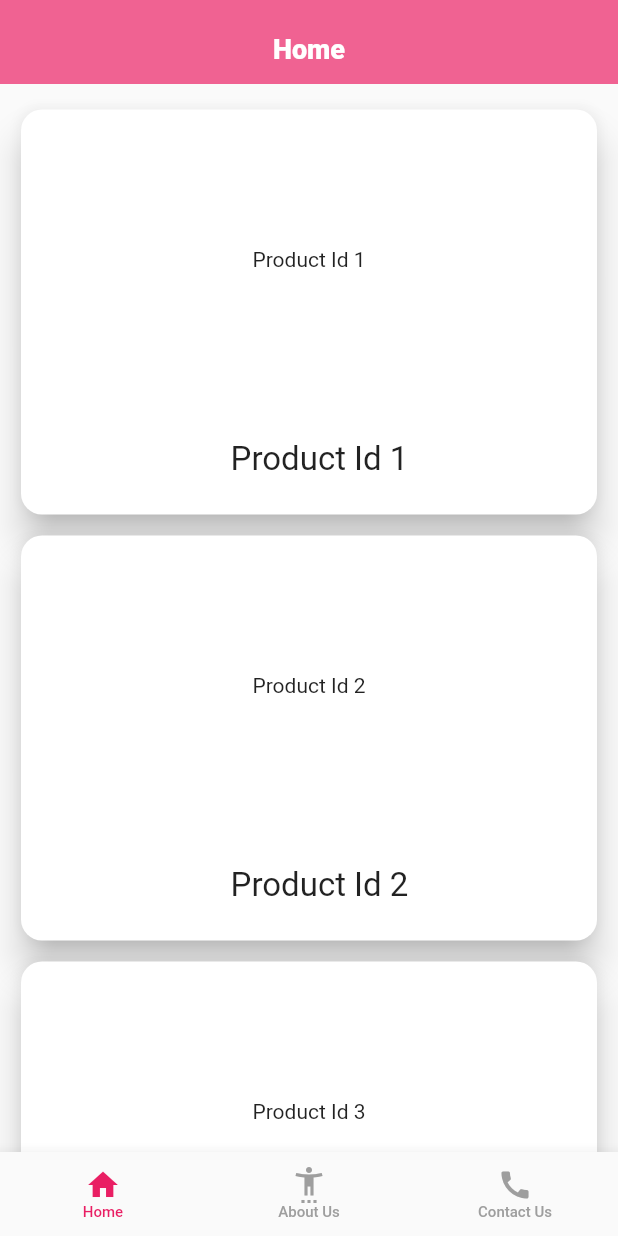
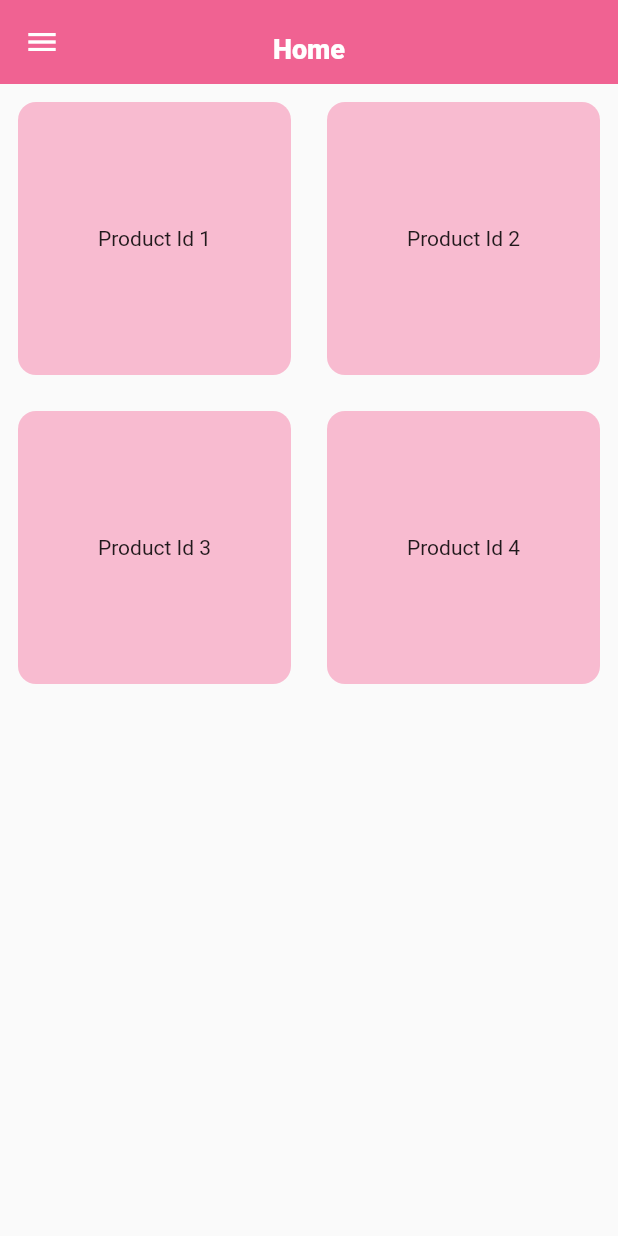
Before and after one commit to Nikil2580/Vending_Machine, a Flutter app: the screen it shows after launch, after a tap on "Sign In", on a phone screen of 412 x 824 dp. Run offline on Flutter 3.47's test engine with Material 2 defaults, Android fonts, the phone set to English and light mode, and no system bars.

```diff
--- a/lib/pages/home.dart
+++ b/lib/pages/home.dart
@@ -1,4 +1,6 @@
 import 'package:flutter/material.dart';
+import 'package:vending/pages/about_us.dart';
+import 'package:vending/pages/contact_us.dart';
 import 'package:vending/pages/products/product1.dart';
 import 'package:vending/pages/products/product2.dart';
 import 'package:vending/pages/products/product3.dart';
@@ -13,7 +15,7 @@ class Home extends StatelessWidget {
       debugShowCheckedModeBanner: false,
       home: Scaffold(
         appBar: AppBar(
-          automaticallyImplyLeading: false,
+          automaticallyImplyLeading: true,
           titleTextStyle: const TextStyle(height: 2.0),
           elevation: 0.0,
           backgroundColor: Colors.pink.shade300,
@@ -27,125 +29,207 @@ class Home extends StatelessWidget {
           ),
           centerTitle: true,
         ),
-        body: Column(
+        drawer: Drawer(
+          backgroundColor: Colors.white,
+          child: Column(
             children: [
-              const SingleChildScrollView(
-                scrollDirection: Axis.horizontal,
-                child: Scrollbar(
-                  child: Padding(
-                    padding: const EdgeInsets.symmetric(horizontal: 10.0),
+              DrawerHeader(
+                  child: Center(
+                      child: Text(
+                'Queen Warriors',
+                style: TextStyle(
+                    fontWeight: FontWeight.bold,
+                    fontSize: 22,
+                    color: Colors.pink),
+              ))),
+              GestureDetector(
+                onTap: () => Home(),
+                child: ListTile(
+                  leading: Icon(
+                    Icons.home,
+                    color: Colors.pink,
+                  ),
+                  title: Text('Home'),
                 ),
               ),
+              GestureDetector(
+                onTap: () => About(),
+                child: ListTile(
+                  leading: Icon(
+                    Icons.accessibility_new,
+                    color: Colors.pink,
                   ),
-              const SizedBox(height: 10),
-              Expanded(
-                child: ListView.builder(
-                  itemCount: entries.length,
+                  title: Text('About Us'),
+                ),
+              ),
+              GestureDetector(
+                onTap: () => Contact(),
+                child: ListTile(
+                  leading: Icon(
+                    Icons.phone,
+                    color: Colors.pink,
+                  ),
+                  title: Text('Contact Us'),
+                ),
+              ),
+              GestureDetector(
+                onTap: () => Navigator.pop(context),
+                child: ListTile(
+                  leading: Icon(
+                    Icons.logout,
+                    color: Colors.pink,
+                  ),
+                  title: Text('Log out'),
+                ),
+              ),
+            ],
+          ),
+        ),
+        body: GridView.builder(
+          itemCount: pages.length,
+          gridDelegate:
+              SliverGridDelegateWithFixedCrossAxisCount(crossAxisCount: 2),
           itemBuilder: (context, index) {
             return Padding(
-                      padding: const EdgeInsets.symmetric(
-                          horizontal: 10, vertical: 3),
-                      child: Card(
-                        elevation: 10,
-                        clipBehavior: Clip.antiAliasWithSaveLayer,
-                        shape: RoundedRectangleBorder(
-                            borderRadius: BorderRadius.circular(14)),
-                        // ignore: unnecessary_new
-                        child: new InkWell(
+              padding: const EdgeInsets.all(12.0),
+              child: ClipRRect(
+                borderRadius: BorderRadius.circular(12),
+                child: GestureDetector(
                   onTap: () {
-                            Navigator.of(context).push(
-                              MaterialPageRoute(
-                                builder: (context) => pages[index],
-                              ),
-                            );
+                    Navigator.push(context, MaterialPageRoute(
+                      builder: (context) {
+                        return pages[index];
                       },
-                          child: SizedBox(
-                              height: 270,
-                              child: Column(
-                                  mainAxisAlignment: MainAxisAlignment.start,
-                                  children: [
-                                    SizedBox(
-                                      height: 200,
-                                      child: Stack(children: [
-                                        Container(
-                                          // foregroundDecoration: BoxDecoration(
-                                          //     image: DecorationImage(
-                                          //   image: AssetImage(
-                                          //       'assets/images/${entries[index]}'),
-                                          //   fit: BoxFit.fitWidth,
-                                          // )),
+                    ));
+                  },
+                  child: Container(
+                      color: Colors.pink[100],
                       child: Center(
-                                            child: Text("${entries[index]}"),
-                                          ),
-                                        ),
-                                        Padding(
-                                          padding: const EdgeInsets.all(8.0),
-                                          /*child: Align(
-                                            alignment: Alignment.topRight,
-                                            child: Container(
-                                              height: 35,
-                                              width: 35,
-                                              decoration: const BoxDecoration(
-                                                  color: Color.fromARGB(
-                                                      95, 0, 0, 0),
-                                                  shape: BoxShape.circle),
-                                              child: Padding(
-                                                padding: const EdgeInsets.only(
-                                                    right: 10.0),
-                                                child: IconButton(
-                                                  icon: Icon(
-                                                    angerselections[index]
-                                                        ? Icons
-                                                            .favorite_border_sharp
-                                                        : Icons.favorite_sharp,
-                                                    color:
-                                                        angerselections[index]
-                                                            ? Colors.white
-                                                            : Colors.red,
-                                                    size: 20,
-                                                  ),
-                                                  onPressed: () {
-                                                    setState(() {
-                                                      angerselections[index] =
-                                                          !angerselections[
-                                                              index];
-                                                    });
-                                                  },
-                                                ),
-                                              ),
-                                            ),
-                                          ),*/
-                                        ),
-                                      ]),
-                                    ),
-                                    Center(
-                                      child: Padding(
-                                        padding: const EdgeInsets.fromLTRB(
-                                            14.0, 20, 0, 10),
-                                        child: Align(
-                                            alignment: Alignment.center,
-                                            child: Text(
-                                              product[index],
-                                              style: TextStyle(
-                                                fontSize: 22,
-                                              ),
+                        child: Text('${product[index]}'),
                       )),
-                                      ),
-                                    ),
-                                  ])),
                 ),
               ),
             );
           },
         ),
-              ),
-            ],
-          ),
+        // body: Column(
+        //   children: [
+        //     const SingleChildScrollView(
+        //       scrollDirection: Axis.horizontal,
+        //       child: Scrollbar(
+        //         child: Padding(
+        //           padding: const EdgeInsets.symmetric(horizontal: 10.0),
+        //         ),
+        //       ),
+        //     ),
+        //     const SizedBox(height: 10),
+        //     Expanded(
+        //       child: ListView.builder(
+        //         itemCount: entries.length,
+        //         itemBuilder: (context, index) {
+        //           return Padding(
+        //             padding:
+        //                 const EdgeInsets.symmetric(horizontal: 10, vertical: 3),
+        //             child: Card(
+        //               elevation: 10,
+        //               clipBehavior: Clip.antiAliasWithSaveLayer,
+        //               shape: RoundedRectangleBorder(
+        //                   borderRadius: BorderRadius.circular(14)),
+        //               // ignore: unnecessary_new
+        //               child: new InkWell(
+        //                 onTap: () {
+        //                   Navigator.of(context).push(
+        //                     MaterialPageRoute(
+        //                       builder: (context) => pages[index],
+        //                     ),
+        //                   );
+        //                 },
+        //                 child: SizedBox(
+        //                     height: 270,
+        //                     child: Column(
+        //                         mainAxisAlignment: MainAxisAlignment.start,
+        //                         children: [
+        //                           SizedBox(
+        //                             height: 200,
+        //                             child: Stack(children: [
+        //                               Container(
+        //                                 // foregroundDecoration: BoxDecoration(
+        //                                 //     image: DecorationImage(
+        //                                 //   image: AssetImage(
+        //                                 //       'assets/images/${entries[index]}'),
+        //                                 //   fit: BoxFit.fitWidth,
+        //                                 // )),
+        //                                 child: Center(
+        //                                   child: Text("${entries[index]}"),
+        //                                 ),
+        //                               ),
+        //                               Padding(
+        //                                 padding: const EdgeInsets.all(8.0),
+        //                                 /*child: Align(
+        //                                     alignment: Alignment.topRight,
+        //                                     child: Container(
+        //                                       height: 35,
+        //                                       width: 35,
+        //                                       decoration: const BoxDecoration(
+        //                                           color: Color.fromARGB(
+        //                                               95, 0, 0, 0),
+        //                                           shape: BoxShape.circle),
+        //                                       child: Padding(
+        //                                         padding: const EdgeInsets.only(
+        //                                             right: 10.0),
+        //                                         child: IconButton(
+        //                                           icon: Icon(
+        //                                             angerselections[index]
+        //                                                 ? Icons
+        //                                                     .favorite_border_sharp
+        //                                                 : Icons.favorite_sharp,
+        //                                             color:
+        //                                                 angerselections[index]
+        //                                                     ? Colors.white
+        //                                                     : Colors.red,
+        //                                             size: 20,
+        //                                           ),
+        //                                           onPressed: () {
+        //                                             setState(() {
+        //                                               angerselections[index] =
+        //                                                   !angerselections[
+        //                                                       index];
+        //                                             });
+        //                                           },
+        //                                         ),
+        //                                       ),
+        //                                     ),
+        //                                   ),*/
+        //                               ),
+        //                             ]),
+        //                           ),
+        //                           Center(
+        //                             child: Padding(
+        //                               padding: const EdgeInsets.fromLTRB(
+        //                                   14.0, 20, 0, 10),
+        //                               child: Align(
+        //                                   alignment: Alignment.center,
+        //                                   child: Text(
+        //                                     product[index],
+        //                                     style: TextStyle(
+        //                                       fontSize: 22,
+        //                                     ),
+        //                                   )),
+        //                             ),
+        //                           ),
+        //                         ])),
+        //               ),
+        //             ),
+        //           );
+        //         },
+        //       ),
+        //     ),
+        //   ],
+        // ),
       ),
     );
   }
 }
-
 
 final List<String> entries = <String>[
   'Product Id 1',
--- a/lib/pages/login_page.dart
+++ b/lib/pages/login_page.dart
@@ -1,5 +1,5 @@
 import 'package:flutter/material.dart';
-import 'package:vending/pages/root.dart';
+import 'package:vending/pages/home.dart';
 
 class Login extends StatefulWidget {
   Login({Key? key}) : super(key: key);
@@ -92,7 +92,7 @@ class _LoginState extends State<Login> {
                   onPressed: () {
                     Navigator.push(
                       context,
-                      MaterialPageRoute(builder: (context) => Root()),
+                      MaterialPageRoute(builder: (context) => Home()),
                     );
                   },
                   style: ElevatedButton.styleFrom(
--- a/lib/pages/products/product1.dart
+++ b/lib/pages/products/product1.dart
@@ -10,13 +10,11 @@ class Product1 extends StatefulWidget {
 class _Product1State extends State<Product1> {
   @override
   Widget build(BuildContext context) {
-    return MaterialApp(
-      home: Scaffold(
-        appBar: AppBar(
-          title: Text('Product 1'),
-        ),
-        body: Column(children: []),
+    return Scaffold(
+      appBar: AppBar(
+        title: Text('Product 1'),
       ),
+      body: Column(children: []),
     );
   }
 }
--- a/lib/pages/products/product2.dart
+++ b/lib/pages/products/product2.dart
@@ -10,13 +10,11 @@ class Product2 extends StatefulWidget {
 class _Product2State extends State<Product2> {
   @override
   Widget build(BuildContext context) {
-    return MaterialApp(
-      home: Scaffold(
-        appBar: AppBar(
-          title: Text('Product 2'),
-        ),
-        body: Column(children: []),
+    return Scaffold(
+      appBar: AppBar(
+        title: Text('Product 2'),
       ),
+      body: Column(children: []),
     );
   }
 }
--- a/lib/pages/products/product3.dart
+++ b/lib/pages/products/product3.dart
@@ -10,13 +10,11 @@ class Product3 extends StatefulWidget {
 class _Product3State extends State<Product3> {
   @override
   Widget build(BuildContext context) {
-    return MaterialApp(
-      home: Scaffold(
-        appBar: AppBar(
-          title: Text('Product 3'),
-        ),
-        body: Column(children: []),
+    return Scaffold(
+      appBar: AppBar(
+        title: Text('Product 3'),
       ),
+      body: Column(children: []),
     );
   }
 }
--- a/lib/pages/products/product4.dart
+++ b/lib/pages/products/product4.dart
@@ -10,13 +10,11 @@ class Product4 extends StatefulWidget {
 class _Product4State extends State<Product4> {
   @override
   Widget build(BuildContext context) {
-    return MaterialApp(
-      home: Scaffold(
-        appBar: AppBar(
-          title: Text('Product 4'),
-        ),
-        body: Column(children: []),
+    return Scaffold(
+      appBar: AppBar(
+        title: Text('Product 4'),
       ),
+      body: Column(children: []),
     );
   }
 }
--- a/lib/pages/root.dart
+++ /dev/null
@@ -1,87 +0,0 @@
-import 'package:flutter/material.dart';
-import 'package:vending/pages/about_us.dart';
-import 'package:vending/pages/contact_us.dart';
-import 'package:vending/pages/home.dart';
-
-class Root extends StatefulWidget {
-  Root({Key? key}) : super(key: key);
-
-  @override
-  State<Root> createState() => _RootState();
-}
-
-class _RootState extends State<Root> {
-  @override
-  int _currentIndex = 0;
-  final tabs = [
-    Home(),
-    About(),
-    Contact(),
-  ];
-  Widget build(BuildContext context) {
-    return MaterialApp(
-      debugShowCheckedModeBanner: false,
-      home: Scaffold(
-        // appBar: AppBar(
-        //   automaticallyImplyLeading: false,
-        //   titleTextStyle: const TextStyle(height: 2.0),
-        //   elevation: 0.0,
-        //   backgroundColor: Colors.black,
-        //   title: const Text(
-        //     "Home",
-        //     style: TextStyle(
-        //         color: Colors.yellow,
-        //         fontFamily: 'Roboto',
-        //         fontSize: 18.0,
-        //         fontWeight: FontWeight.w800),
-        //   ),
-        //   centerTitle: true,
-
-        // ),
-        //
-        body: tabs[_currentIndex],
-        bottomNavigationBar: BottomNavigationBar(
-          currentIndex: _currentIndex,
-          type: BottomNavigationBarType.fixed,
-          unselectedItemColor: Colors.grey,
-          selectedItemColor: Colors.pink,
-          unselectedLabelStyle: const TextStyle(
-              fontFamily: 'Roboto', fontWeight: FontWeight.w500, fontSize: 10),
-          selectedLabelStyle: const TextStyle(
-              fontFamily: 'Roboto', fontWeight: FontWeight.w500, fontSize: 10),
-          items: const <BottomNavigationBarItem>[
-            BottomNavigationBarItem(
-              icon: Icon(
-                Icons.home,
-              ),
-              label: 'Home',
-            ),
-            BottomNavigationBarItem(
-              icon: Icon(
-                Icons.settings_accessibility_outlined,
-              ),
-              label: 'About Us',
-            ),
-            BottomNavigationBarItem(
-              icon: Icon(
-                Icons.call,
-              ),
-              label: 'Contact Us',
-            ),
-            // BottomNavigationBarItem(
-            //   icon: Icon(
-            //     Icons.person_pin,
-            //   ),
-            //   label: 'Profile',
-            // ),
-          ],
-          onTap: (index) {
-            setState(() {
-              _currentIndex = index;
-            });
-          },
-        ),
-      ),
-    );
-  }
-}
--- a/pubspec.yaml
+++ b/pubspec.yaml
@@ -20,7 +20,7 @@ publish_to: 'none' # Remove this line if you wish to publish to pub.dev
 version: 1.0.0+1
 
 environment:
-  sdk: '>=2.19.0-76.0.dev <3.0.0'
+  sdk: '>=2.17.6 <3.0.0'
 
 # Dependencies specify other packages that your package needs in order to work.
 # To automatically upgrade your package dependencies to the latest versions
```
Also changed, not shown: pubspec.lock. Lines whose indentation alone changed are shown as unchanged.
